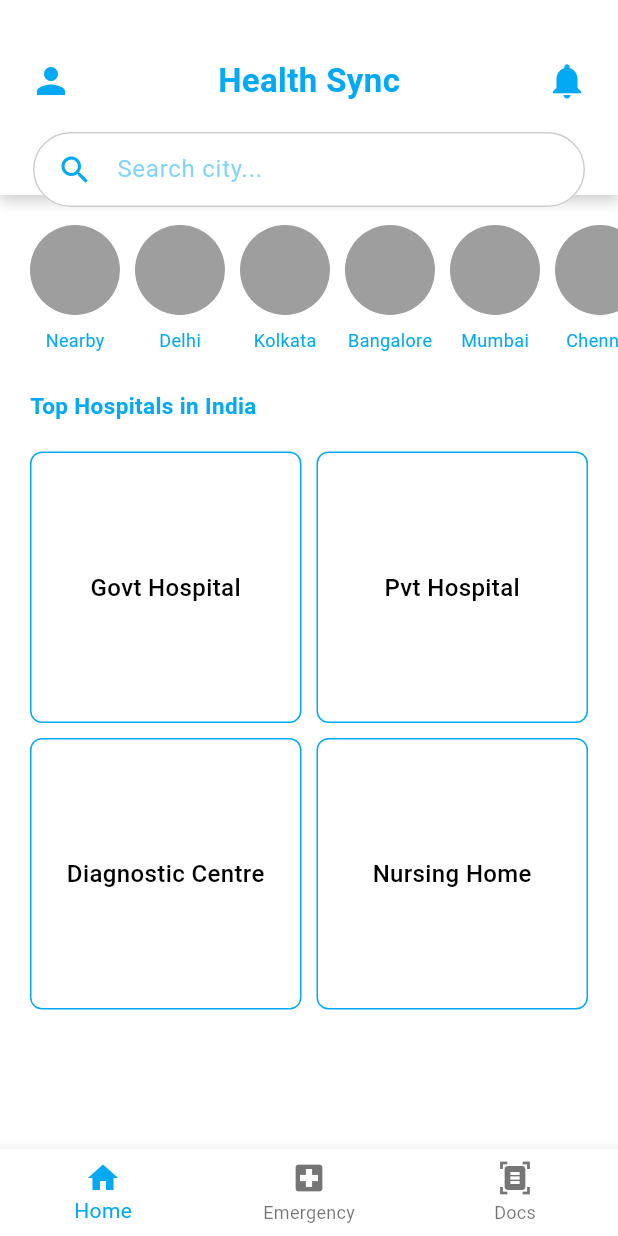
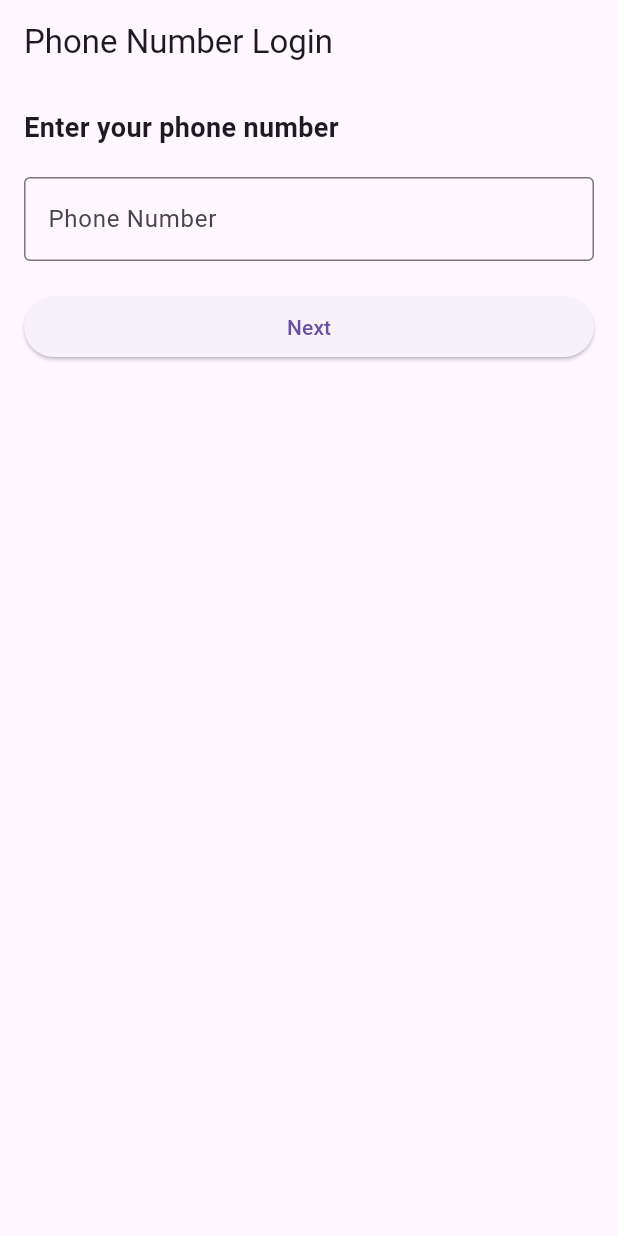
Before and after one commit to s-sammm-y/find-my-health, a Flutter app: the screen it shows after launch, on a phone screen of 412 x 824 dp. Run offline on Flutter 3.47's test engine with Material 3 defaults, Android fonts, the light colour scheme and no system bars; our stand-ins replace supabase_flutter; accounts and stored records are empty.

```diff
--- /dev/null
+++ b/App/health_sync/lib/authentication/otp_verification.dart
@@ -0,0 +1,15 @@
+import 'package:supabase_flutter/supabase_flutter.dart';
+
+class SupabaseConfig {
+  static const String supabaseUrl = 'https://gepgotvlyncedjrwzajq.supabase.co/'; // Replace with your Supabase URL
+  static const String supabaseAnonKey = 'eyJhbGciOiJIUzI1NiIsInR5cCI6IkpXVCJ9.eyJpc3MiOiJzdXBhYmFzZSIsInJlZiI6ImdlcGdvdHZseW5jZWRqcnd6YWpxIiwicm9sZSI6ImFub24iLCJpYXQiOjE3MjUzMDA4NTMsImV4cCI6MjA0MDg3Njg1M30.5XUg1bhU6wD1mCjRCVuFdN2sIW58j9SHR699dZKaQKs'; // Replace with your anon key
+
+  static Future<void> initSupabase() async {
+    await Supabase.initialize(
+      url: supabaseUrl,
+      anonKey: supabaseAnonKey,
+    );
+  }
+
+  static SupabaseClient get client => Supabase.instance.client;
+}
--- /dev/null
+++ b/App/health_sync/lib/authentication/phone_auth.dart
@@ -0,0 +1,206 @@
+
+
+import 'package:flutter/material.dart';
+import 'package:flutter/services.dart';
+import 'package:health_sync/authentication/otp_verification.dart';
+import 'package:health_sync/screens/general.dart';
+
+import 'package:supabase_flutter/supabase_flutter.dart';
+ // Import Supabase config
+
+// Phone Number Screen
+class PhoneNumberScreen extends StatefulWidget {
+  @override
+  _PhoneNumberScreenState createState() => _PhoneNumberScreenState();
+}
+
+class _PhoneNumberScreenState extends State<PhoneNumberScreen> {
+  final TextEditingController _phoneController = TextEditingController();
+  final _formKey = GlobalKey<FormState>();
+  bool _loading = false;
+
+  // Function to send OTP using Supabase
+  Future<void> _sendOtp() async {
+    setState(() {
+      _loading = true;
+    });
+
+    final phoneNumber = _phoneController.text;
+    try {
+      // Send OTP through Supabase
+      await SupabaseConfig.client.auth.signInWithOtp(phone: phoneNumber);
+
+      // If successful, navigate to OTP Screen
+      Navigator.push(
+        context,
+        MaterialPageRoute(builder: (context) => OtpScreen(phone: phoneNumber)),
+      );
+    } catch (error) {
+      ScaffoldMessenger.of(context).showSnackBar(
+        SnackBar(content: Text('Failed to send OTP: $error')),
+      );
+    } finally {
+      setState(() {
+        _loading = false;
+      });
+    }
+  }
+
+  @override
+  Widget build(BuildContext context) {
+    return Scaffold(
+      appBar: AppBar(
+        title: Text("Phone Number Login"),
+      ),
+      body: Padding(
+        padding: const EdgeInsets.all(16.0),
+        child: Form(
+          key: _formKey,
+          child: Column(
+            crossAxisAlignment: CrossAxisAlignment.start,
+            children: [
+              Text(
+                "Enter your phone number",
+                style: TextStyle(fontSize: 18, fontWeight: FontWeight.bold),
+              ),
+              SizedBox(height: 20),
+              TextFormField(
+                controller: _phoneController,
+                keyboardType: TextInputType.phone,
+                decoration: InputDecoration(
+                  border: OutlineInputBorder(),
+                  labelText: "Phone Number",
+                   // Set your country code here
+                ),
+                inputFormatters: [
+                  FilteringTextInputFormatter.digitsOnly,
+                ],
+                validator: (value) {
+                  if (value == null || value.isEmpty || value.length < 10) {
+                    return 'Please enter a valid phone number';
+                  }
+                  return null;
+                },
+              ),
+              SizedBox(height: 20),
+              SizedBox(
+                width: double.infinity,
+                child: ElevatedButton(
+                  onPressed: _loading ? null : _sendOtp,
+                  child: _loading ? CircularProgressIndicator() : Text("Next"),
+                ),
+              ),
+            ],
+          ),
+        ),
+      ),
+    );
+  }
+}
+
+// OTP Screen
+class OtpScreen extends StatefulWidget {
+  final String phone;
+
+  OtpScreen({required this.phone});
+
+  @override
+  _OtpScreenState createState() => _OtpScreenState();
+}
+
+class _OtpScreenState extends State<OtpScreen> {
+  final TextEditingController _otpController = TextEditingController();
+  final _formKey = GlobalKey<FormState>();
+  bool _loading = false;
+
+  // Function to verify OTP using Supabase
+  Future<void> _verifyOtp() async {
+    setState(() {
+      _loading = true;
+    });
+
+    final otpCode = _otpController.text;
+    try {
+      // Verify OTP through Supabase
+      final response = await SupabaseConfig.client.auth.verifyOTP(
+        phone: widget.phone,
+        token: otpCode,
+        type: OtpType.sms,
+      );
+
+      if (response.session != null) {
+        // OTP verified successfully
+        ScaffoldMessenger.of(context).showSnackBar(
+          SnackBar(content: Text('OTP Verified!')),
+        );
+         Navigator.pushReplacement(
+        context,
+        MaterialPageRoute(builder: (context) => GeneralScreen()), // Replace GeneralScreen with your main screen
+      );
+        // Navigate to the next page or dashboard
+      } else {
+        ScaffoldMessenger.of(context).showSnackBar(
+          SnackBar(content: Text('OTP verification failed')),
+        );
+      }
+    } catch (error) {
+      ScaffoldMessenger.of(context).showSnackBar(
+        SnackBar(content: Text('Failed to verify OTP: $error')),
+      );
+    } finally {
+      setState(() {
+        _loading = false;
+      });
+    }
+  }
+
+  @override
+  Widget build(BuildContext context) {
+    return Scaffold(
+      appBar: AppBar(
+        title: Text("Enter OTP"),
+      ),
+      body: Padding(
+        padding: const EdgeInsets.all(16.0),
+        child: Form(
+          key: _formKey,
+          child: Column(
+            crossAxisAlignment: CrossAxisAlignment.start,
+            children: [
+              Text(
+                "Enter the OTP sent to ${widget.phone}",
+                style: TextStyle(fontSize: 18, fontWeight: FontWeight.bold),
+              ),
+              SizedBox(height: 20),
+              TextFormField(
+                controller: _otpController,
+                keyboardType: TextInputType.number,
+                decoration: InputDecoration(
+                  border: OutlineInputBorder(),
+                  labelText: "OTP",
+                ),
+                inputFormatters: [
+                  FilteringTextInputFormatter.digitsOnly,
+                ],
+                validator: (value) {
+                  if (value == null || value.isEmpty || value.length != 6) {
+                    return 'Please enter a valid 6-digit OTP';
+                  }
+                  return null;
+                },
+              ),
+              SizedBox(height: 20),
+              SizedBox(
+                width: double.infinity,
+                child: ElevatedButton(
+                  onPressed: _loading ? null : _verifyOtp,
+                  child: _loading ? CircularProgressIndicator() : Text("Verify OTP"),
+                ),
+              ),
+            ],
+          ),
+        ),
+      ),
+    );
+  }
+}
--- a/App/health_sync/lib/main.dart
+++ b/App/health_sync/lib/main.dart
@@ -1,13 +1,18 @@
 import 'package:flutter/material.dart';
-import 'package:health_sync/screens/general.dart';
-import 'package:supabase_flutter/supabase_flutter.dart';
+import 'package:health_sync/authentication/phone_auth.dart';
+ // Phone number login screen
+import 'package:health_sync/screens/general.dart'; // Home screen after login
+import 'package:supabase_flutter/supabase_flutter.dart'; // Supabase import
 
 void main() async {
   WidgetsFlutterBinding.ensureInitialized();
+
+  // Initialize Supabase
   await Supabase.initialize(
     url: 'https://gepgotvlyncedjrwzajq.supabase.co/',
     anonKey: 'eyJhbGciOiJIUzI1NiIsInR5cCI6IkpXVCJ9.eyJpc3MiOiJzdXBhYmFzZSIsInJlZiI6ImdlcGdvdHZseW5jZWRqcnd6YWpxIiwicm9sZSI6ImFub24iLCJpYXQiOjE3MjUzMDA4NTMsImV4cCI6MjA0MDg3Njg1M30.5XUg1bhU6wD1mCjRCVuFdN2sIW58j9SHR699dZKaQKs',
   );
+
   runApp(const MyApp());
 }
 
@@ -16,14 +21,26 @@ class MyApp extends StatelessWidget {
 
   @override
   Widget build(BuildContext context) {
-    return const MaterialApp(
+    return MaterialApp(
       debugShowCheckedModeBanner: false,
-      // title: 'Flutter App',
-      // theme: ThemeData(
-      //   primarySwatch: Colors.blue,
-      // ),
-      home: GeneralScreen(),
-
+      home: AuthCheckScreen(),
     );
   }
 }
+
+// Screen to check if user is already authenticated
+class AuthCheckScreen extends StatelessWidget {
+  @override
+  Widget build(BuildContext context) {
+    // Get the current session
+    final session = Supabase.instance.client.auth.currentSession;
+
+    if (session != null) {
+      // If user is signed in, navigate to the home screen
+      return GeneralScreen();
+    } else {
+      // If no session, show the Phone Number Login screen
+      return PhoneNumberScreen();
+    }
+  }
+}
```
Also changed, not shown: App/health_sync/lib/Profile/drawer_slider.dart (+26 -3 lines).
